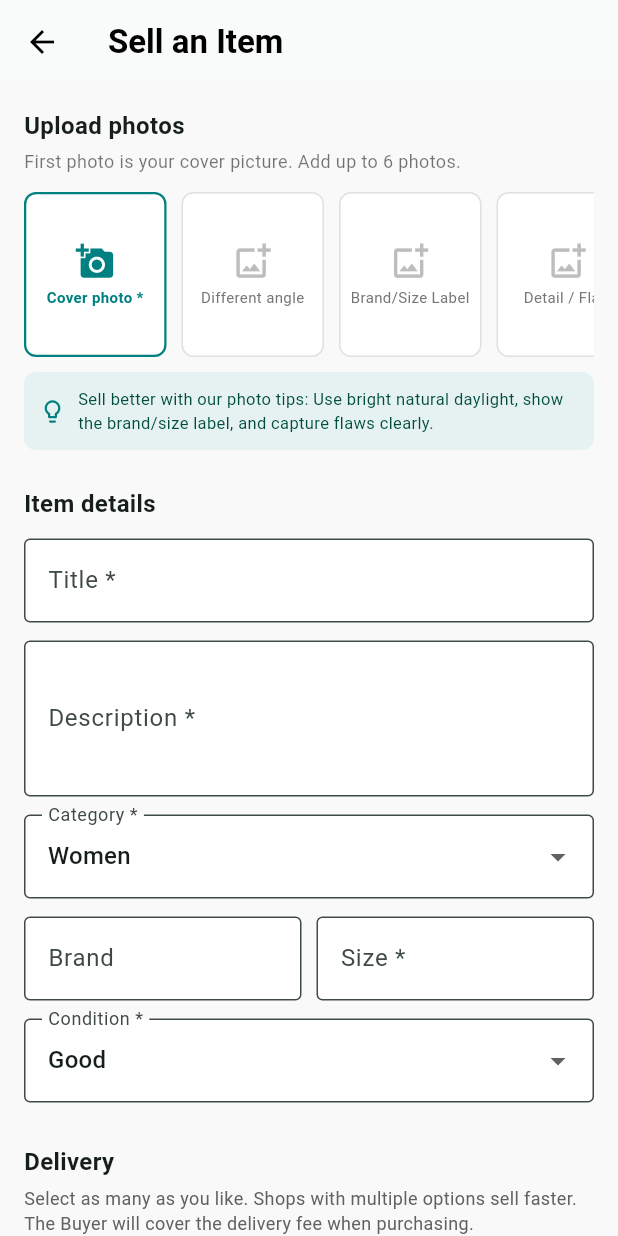
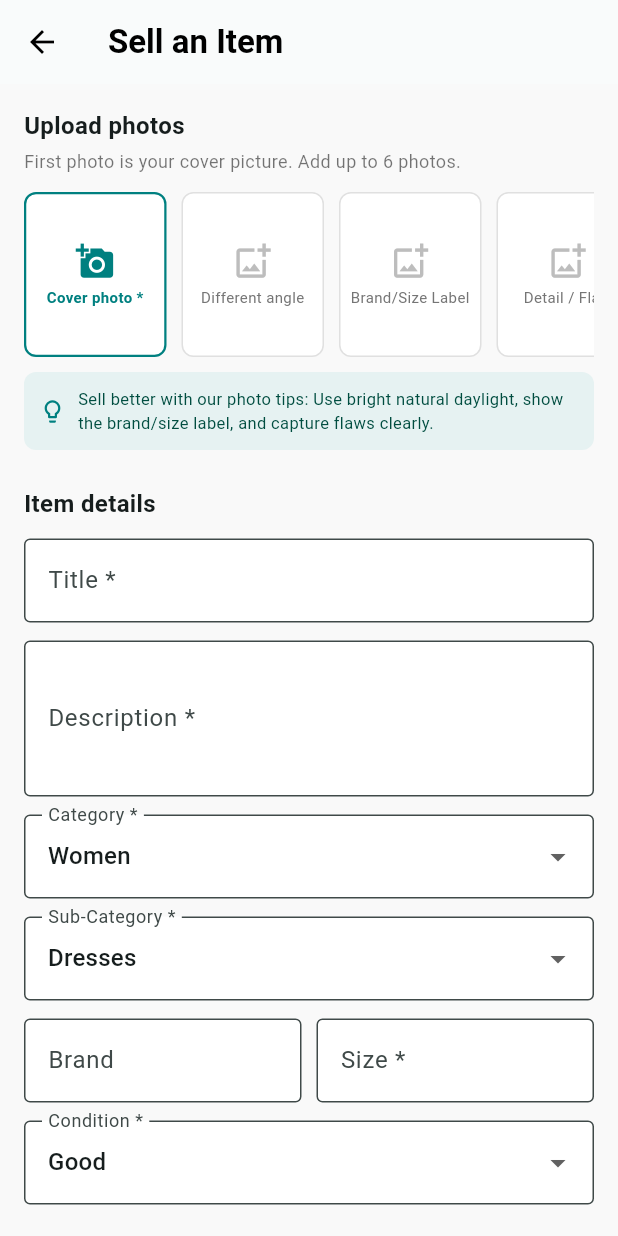
Before and after one commit to luthem56-code/community-marketplace, a Flutter app: the CreateListingScreen screen opened directly, on a phone screen of 412 x 824 dp. Run offline on Flutter 3.47's test engine with Material 3 defaults, Android fonts, the phone set to English and light mode, and no system bars; our stand-ins replace cloud_firestore, firebase_auth, firebase_core, firebase_storage, flutter_image_compress, image_picker; accounts and stored records are empty.

Commit message:
FUNTIONALITY DONE

```diff
--- a/lib/constants/yaga_categories.dart
+++ b/lib/constants/yaga_categories.dart
@@ -115,9 +115,94 @@ class YagaCategories {
       ]
     },
     {
-      'title': 'Other',
-      'icon': Icons.chair_rounded,
+      'title': 'Electronics & Gadgets',
+      'icon': Icons.devices_other_rounded,
+      'color': Color(0xFF607D8B),
+      'sub': [
+        'Mobile Phones & Accessories',
+        'Laptops & Computers',
+        'Tablets & E-readers',
+        'Headphones & Earbuds',
+        'Smartwatches & Fitness Trackers',
+        'Cameras & Photography',
+        'Gaming Consoles & Accessories',
+      ]
+    },
+    {
+      'title': 'Sports & Outdoors',
+      'icon': Icons.sports_basketball_rounded,
+      'color': Color(0xFFFF5722),
+      'sub': [
+        'Sportswear & Activewear',
+        'Footwear for Sports',
+        'Fitness Equipment',
+        'Outdoor Gear & Camping',
+        'Bicycles & Accessories',
+        'Water Sports Equipment',
+      ]
+    },
+    {
+      'title': 'Toys & Hobbies',
+      'icon': Icons.toys_rounded,
+      'color': Color(0xFF3F51B5),
+      'sub': [
+        'Action Figures & Collectibles',
+        'Dolls & Dollhouses',
+        'Building Sets & Blocks',
+        'Arts & Crafts Supplies',
+        'Board Games & Puzzles',
+        'Remote Control Vehicles',
+      ]
+    },
+    {
+      'title': 'Books & Media',
+      'icon': Icons.book_rounded,
       'color': Color(0xFF795548),
+      'sub': [
+        'Fiction & Literature',
+        'Non-fiction & Biographies',
+        'Children\'s Books',
+        'Educational & Textbooks',
+        'Magazines & Comics',
+        'Music CDs & Vinyl Records',
+        'Movies & TV Shows (DVD/Blu-ray)',
+      ]
+    },
+    {
+      'title': 'Health & Wellness',
+      'icon': Icons.health_and_safety_rounded,
+      'color': Color(0xFF4CAF50),
+      'sub': [
+        'Vitamins & Supplements',
+        'Fitness Equipment',
+        'Personal Care & Hygiene',
+        'Medical Supplies & Devices',
+        'Wellness & Relaxation Products',
+      ]
+    },
+    {
+      'title': 'Automotive & Vehicles',
+      'icon': Icons.directions_car_rounded,
+      'color': Color(0xFF9E9E9E),
+      'sub': [
+        'Car Accessories & Parts',
+        'Motorcycle Accessories & Parts',
+        'Bicycles & E-bikes',
+        'Car Care & Maintenance Products',
+        'Vehicle Electronics & GPS',
+      ]
+    },
+    {
+      'title': 'Travel & Experiences',
+      'icon': Icons.flight_takeoff_rounded,
+      'color': Color(0xFF00BCD4),
+      'sub': [
+        'Travel Packages & Tours',
+        'Hotel & Accommodation Deals',
+        'Adventure & Outdoor Activities',
+        'Cultural & Sightseeing Experiences',
+        'Cruises & Boat Trips',
+      ]
     },
   ];
 }
--- a/lib/screens/create_listing_screen.dart
+++ b/lib/screens/create_listing_screen.dart
@@ -1,5 +1,4 @@
 import 'dart:io';
-import 'package:community_marketplace/widgets/delivery_info_sheet.dart';
 import 'package:flutter/material.dart';
 import 'package:image_picker/image_picker.dart';
 import 'package:firebase_auth/firebase_auth.dart';
@@ -8,6 +7,8 @@ import 'package:uuid/uuid.dart';
 
 import '../models/listing_model.dart';
 import '../services/media_service.dart';
+import '../constants/yaga_categories.dart';
+import '../widgets/delivery_info_sheet.dart';
 
 class CreateListingScreen extends StatefulWidget {
   const CreateListingScreen({super.key});
@@ -24,7 +25,6 @@ class _CreateListingScreenState extends State<CreateListingScreen> {
   final List<File> _selectedImages = [];
   bool _isLoading = false;
 
-  // Form Fields
   final _titleController = TextEditingController();
   final _descController = TextEditingController();
   final _priceController = TextEditingController();
@@ -32,39 +32,28 @@ class _CreateListingScreenState extends State<CreateListingScreen> {
   final _sizeController = TextEditingController();
 
   String _selectedCategory = 'Women';
+  String _selectedSubCategory = 'Dresses';
   ItemCondition _selectedCondition = ItemCondition.good;
   bool _allowBundling = true;
 
-  // --- YAGA COURIER STATE ---
-  // 1. The Courier Guy Locker & Kiosk (Pudo)
+  // Courier Guy (Pudo)
   bool _enableCourierGuy = true;
   double _courierGuyPrice = 64.0;
   String _courierGuySize = 'Small (600x410x80 mm)';
 
-  // 2. Pargo Store-to-Store
+  // Pargo
   bool _enablePargo = false;
   double _pargoPrice = 59.0;
   String _pargoSize = 'Small parcel (up to 5kg)';
 
-  // 3. PAXI Speed Service (PEP)
+  // PAXI
   bool _enablePaxi = true;
   double _paxiPrice = 49.0;
   String _paxiSize = 'Standard parcel (450x370 mm)';
 
-  // 4. Fixed Couriers
+  // Other Couriers
   bool _enablePostNet = false;
-  bool _enableAramex = false;
-  bool _enablePickup = true; // Free Local PMB Collection
-
-  final List<String> _categories = [
-    'Women',
-    'Men',
-    'Kids & Babies',
-    'Beauty & Care',
-    'Accessories',
-    'Shoes',
-    'Home',
-  ];
+  bool _enablePickup = true;
 
   final List<String> _photoSlotNames = [
     'Cover photo *',
@@ -74,6 +63,17 @@ class _CreateListingScreenState extends State<CreateListingScreen> {
     'Extra photo',
     'Extra photo',
   ];
+
+  List<String> get _categories =>
+      YagaCategories.all.map((c) => c['title'] as String).toList();
+
+  List<String> get _currentSubCategories {
+    final cat = YagaCategories.all.firstWhere(
+      (c) => c['title'] == _selectedCategory,
+      orElse: () => YagaCategories.all.first,
+    );
+    return List<String>.from(cat['sub'] as List);
+  }
 
   Future<void> _pickImageForSlot(int slotIndex) async {
     final XFile? picked = await _picker.pickImage(source: ImageSource.gallery);
@@ -104,7 +104,11 @@ class _CreateListingScreenState extends State<CreateListingScreen> {
       return;
     }
 
-    if (!_enableCourierGuy && !_enablePargo && !_enablePaxi && !_enablePostNet && !_enableAramex && !_enablePickup) {
+    if (!_enableCourierGuy &&
+        !_enablePargo &&
+        !_enablePaxi &&
+        !_enablePostNet &&
+        !_enablePickup) {
       ScaffoldMessenger.of(context).showSnackBar(
         const SnackBar(content: Text('Please enable at least one delivery option.')),
       );
@@ -121,7 +125,6 @@ class _CreateListingScreenState extends State<CreateListingScreen> {
         sellerId: user.uid,
       );
 
-      // Build active delivery options matrix with selected parcel sizes
       final List<ShippingOption> activeShipping = [];
 
       if (_enableCourierGuy) {
@@ -148,9 +151,6 @@ class _CreateListingScreenState extends State<CreateListingScreen> {
       if (_enablePostNet) {
         activeShipping.add(ShippingOption(method: 'PostNet-to-PostNet', price: 109.0, isEnabled: true));
       }
-      if (_enableAramex) {
-        activeShipping.add(ShippingOption(method: 'Aramex Store-to-Door', price: 99.99, isEnabled: true));
-      }
       if (_enablePickup) {
         activeShipping.add(ShippingOption(method: 'Pick up from Seller (Local PMB Collection)', price: 0.0, isEnabled: true));
       }
@@ -162,7 +162,7 @@ class _CreateListingScreenState extends State<CreateListingScreen> {
         title: _titleController.text.trim(),
         description: _descController.text.trim(),
         category: _selectedCategory,
-        subCategory: 'General',
+        subCategory: _selectedSubCategory, // Saved to Firestore!
         size: _sizeController.text.trim(),
         brand: _brandController.text.trim().isEmpty ? 'Unbranded' : _brandController.text.trim(),
         condition: _selectedCondition,
@@ -232,7 +232,6 @@ class _CreateListingScreenState extends State<CreateListingScreen> {
                 child: Column(
                   crossAxisAlignment: CrossAxisAlignment.start,
                   children: [
-                    // --- SECTION 1: UPLOAD PHOTOS ---
                     const Text('Upload photos', style: TextStyle(fontSize: 16, fontWeight: FontWeight.bold)),
                     const SizedBox(height: 4),
                     const Text('First photo is your cover picture. Add up to 6 photos.', style: TextStyle(color: Colors.black54, fontSize: 12)),
@@ -309,7 +308,6 @@ class _CreateListingScreenState extends State<CreateListingScreen> {
                     ),
                     const SizedBox(height: 10),
 
-                    // Photo Tips Banner
                     Container(
                       padding: const EdgeInsets.all(10),
                       decoration: BoxDecoration(
@@ -331,7 +329,6 @@ class _CreateListingScreenState extends State<CreateListingScreen> {
                     ),
                     const SizedBox(height: 24),
 
-                    // --- SECTION 2: ITEM DETAILS ---
                     const Text('Item details', style: TextStyle(fontSize: 16, fontWeight: FontWeight.bold)),
                     const SizedBox(height: 12),
 
@@ -362,11 +359,32 @@ class _CreateListingScreenState extends State<CreateListingScreen> {
                     ),
                     const SizedBox(height: 12),
 
+                    // 1. MAIN CATEGORY DROPDOWN
                     DropdownButtonFormField<String>(
                       value: _selectedCategory,
                       decoration: const InputDecoration(labelText: 'Category *', filled: true, fillColor: Colors.white, border: OutlineInputBorder()),
                       items: _categories.map((c) => DropdownMenuItem(value: c, child: Text(c))).toList(),
-                      onChanged: (v) => setState(() => _selectedCategory = v!),
+                      onChanged: (v) {
+                        if (v != null) {
+                          setState(() {
+                            _selectedCategory = v;
+                            _selectedSubCategory = _currentSubCategories.first;
+                          });
+                        }
+                      },
+                    ),
+                    const SizedBox(height: 12),
+
+                    // 2. DYNAMIC SUB-CATEGORY DROPDOWN (Matches YAGA exactly!)
+                    DropdownButtonFormField<String>(
+                      value: _currentSubCategories.contains(_selectedSubCategory)
+                          ? _selectedSubCategory
+                          : _currentSubCategories.first,
+                      decoration: const InputDecoration(labelText: 'Sub-Category *', filled: true, fillColor: Colors.white, border: OutlineInputBorder()),
+                      items: _currentSubCategories.map((s) => DropdownMenuItem(value: s, child: Text(s))).toList(),
+                      onChanged: (v) {
+                        if (v != null) setState(() => _selectedSubCategory = v);
+                      },
                     ),
                     const SizedBox(height: 12),
 
@@ -398,11 +416,11 @@ class _CreateListingScreenState extends State<CreateListingScreen> {
                     ),
                     const SizedBox(height: 28),
 
-                    // --- SECTION 3: YAGA DELIVERY MATRIX ---
+                    // Delivery Matrix
                     const Text('Delivery', style: TextStyle(fontSize: 16, fontWeight: FontWeight.bold)),
                     const SizedBox(height: 4),
                     Text(
-                      'Select as many as you like. Shops with multiple options sell faster. The Buyer will cover the delivery fee when purchasing.',
+                      'Select as many as you like. Shops with multiple options sell faster. The Buyer covers delivery.',
                       style: TextStyle(color: Colors.grey.shade700, fontSize: 12),
                     ),
                     const SizedBox(height: 16),
@@ -410,7 +428,7 @@ class _CreateListingScreenState extends State<CreateListingScreen> {
                     // 1. The Courier Guy Locker & Kiosk (Pudo)
                     _courierCard(
                       title: 'The Courier Guy Locker & Kiosk',
-                      subtitle: 'We will provide you with the deposit PIN code once you are ready to ship out the order.',
+                      subtitle: 'We will provide you with the deposit PIN code once you are ready to ship.',
                       isEnabled: _enableCourierGuy,
                       onToggle: (v) => setState(() => _enableCourierGuy = v),
                       body: Column(
@@ -468,7 +486,7 @@ class _CreateListingScreenState extends State<CreateListingScreen> {
                     // 2. Pargo Store-to-Store
                     _courierCard(
                       title: 'Pargo Store-to-Store',
-                      subtitle: 'We will provide you with the necessary Pargo PIN. Simply drop off at your nearest Pargo Point.',
+                      subtitle: 'We will provide you with the necessary Pargo PIN. Drop off at any Pargo Point.',
                       isEnabled: _enablePargo,
                       onToggle: (v) => setState(() => _enablePargo = v),
                       body: Column(
@@ -526,7 +544,7 @@ class _CreateListingScreenState extends State<CreateListingScreen> {
                     // 3. PAXI Speed Service
                     _courierCard(
                       title: 'Paxi Speed Service',
-                      subtitle: 'We will provide you with the PAXI token and bag voucher to ship at any PEP store.',
+                      subtitle: 'We will provide you with the PAXI token and bag voucher to ship at PEP.',
                       isEnabled: _enablePaxi,
                       onToggle: (v) => setState(() => _enablePaxi = v),
                       body: Column(
@@ -554,7 +572,7 @@ class _CreateListingScreenState extends State<CreateListingScreen> {
                     ),
                     const SizedBox(height: 12),
 
-                    // 4. Other Standard SA Couriers (With (?) Help Icons)
+                    // 4. PostNet & Pickup
                     Card(
                       elevation: 0.5,
                       shape: RoundedRectangleBorder(borderRadius: BorderRadius.circular(10)),
@@ -562,20 +580,7 @@ class _CreateListingScreenState extends State<CreateListingScreen> {
                         children: [
                           SwitchListTile(
                             activeColor: const Color(0xFF008080),
-                            title: Row(
-                              children: [
-                                const Expanded(
-                                  child: Text('PostNet-to-PostNet', style: TextStyle(fontWeight: FontWeight.bold, fontSize: 14)),
-                                ),
-                                IconButton(
-                                  icon: const Icon(Icons.help_outline, size: 18, color: Color(0xFF008080)),
-                                  tooltip: 'How PostNet works',
-                                  padding: EdgeInsets.zero,
-                                  constraints: const BoxConstraints(),
-                                  onPressed: () => DeliveryInfoSheet.show(context, 'PostNet-to-PostNet'),
-                                ),
-                              ],
-                            ),
+                            title: const Text('PostNet-to-PostNet', style: TextStyle(fontWeight: FontWeight.bold, fontSize: 14)),
                             subtitle: const Text('Flat rate: R 109.00'),
                             value: _enablePostNet,
                             onChanged: (v) => setState(() => _enablePostNet = v),
@@ -583,42 +588,8 @@ class _CreateListingScreenState extends State<CreateListingScreen> {
                           const Divider(height: 1),
                           SwitchListTile(
                             activeColor: const Color(0xFF008080),
-                            title: Row(
-                              children: [
-                                const Expanded(
-                                  child: Text('Aramex Store-to-Door', style: TextStyle(fontWeight: FontWeight.bold, fontSize: 14)),
-                                ),
-                                IconButton(
-                                  icon: const Icon(Icons.help_outline, size: 18, color: Color(0xFF008080)),
-                                  tooltip: 'How Aramex works',
-                                  padding: EdgeInsets.zero,
-                                  constraints: const BoxConstraints(),
-                                  onPressed: () => DeliveryInfoSheet.show(context, 'Aramex Store-to-Door'),
-                                ),
-                              ],
-                            ),
-                            subtitle: const Text('Flat rate: R 99.99'),
-                            value: _enableAramex,
-                            onChanged: (v) => setState(() => _enableAramex = v),
-                          ),
-                          const Divider(height: 1),
-                          SwitchListTile(
-                            activeColor: const Color(0xFF008080),
-                            title: Row(
-                              children: [
-                                const Expanded(
-                                  child: Text('Pick up from Seller (Free Collection)', style: TextStyle(fontWeight: FontWeight.bold, fontSize: 14)),
-                                ),
-                                IconButton(
-                                  icon: const Icon(Icons.help_outline, size: 18, color: Color(0xFF008080)),
-                                  tooltip: 'How Community Pickup works safely',
-                                  padding: EdgeInsets.zero,
-                                  constraints: const BoxConstraints(),
-                                  onPressed: () => DeliveryInfoSheet.show(context, 'Local Community Pickup'),
-                                ),
-                              ],
-                            ),
-                            subtitle: const Text('Local PMB / church meetup (R 0.00)'),
+                            title: const Text('Pick up from Seller (Free Collection)', style: TextStyle(fontWeight: FontWeight.bold, fontSize: 14)),
+                            subtitle: const Text('Local PMB / community meetup (R 0.00)'),
                             value: _enablePickup,
                             onChanged: (v) => setState(() => _enablePickup = v),
                           ),
@@ -627,7 +598,6 @@ class _CreateListingScreenState extends State<CreateListingScreen> {
                     ),
                     const SizedBox(height: 20),
 
-                    // --- SECTION 4: BUNDLING ---
                     Card(
                       elevation: 0.5,
                       shape: RoundedRectangleBorder(borderRadius: BorderRadius.circular(10)),
@@ -641,7 +611,6 @@ class _CreateListingScreenState extends State<CreateListingScreen> {
                     ),
                     const SizedBox(height: 24),
 
-                    // --- SECTION 5: PRICE & 0% SELLER COMMISSION ---
                     const Text('Price', style: TextStyle(fontSize: 16, fontWeight: FontWeight.bold)),
                     const SizedBox(height: 4),
                     const Text(
@@ -668,7 +637,6 @@ class _CreateListingScreenState extends State<CreateListingScreen> {
                     ),
                     const SizedBox(height: 30),
 
-                    // Submit Button
                     SizedBox(
                       width: double.infinity,
                       height: 52,
@@ -708,7 +676,20 @@ class _CreateListingScreenState extends State<CreateListingScreen> {
         children: [
           SwitchListTile(
             activeColor: const Color(0xFF008080),
-            title: Text(title, style: const TextStyle(fontWeight: FontWeight.bold, fontSize: 14)),
+            title: Row(
+              children: [
+                Expanded(
+                  child: Text(title, style: const TextStyle(fontWeight: FontWeight.bold, fontSize: 14)),
+                ),
+                IconButton(
+                  icon: const Icon(Icons.help_outline, size: 18, color: Color(0xFF008080)),
+                  tooltip: 'How this courier works',
+                  padding: EdgeInsets.zero,
+                  constraints: const BoxConstraints(),
+                  onPressed: () => DeliveryInfoSheet.show(context, title),
+                ),
+              ],
+            ),
             subtitle: Text(subtitle, style: TextStyle(fontSize: 11, color: Colors.grey.shade600)),
             value: isEnabled,
             onChanged: onToggle,
```
Also changed, not shown: lib/screens/main_navigation_shell.dart (+7 -8 lines), lib/screens/marketplace_feed_screen.dart (+11 -0 lines), lib/screens/seller_shop_screen.dart (+75 -73 lines).
